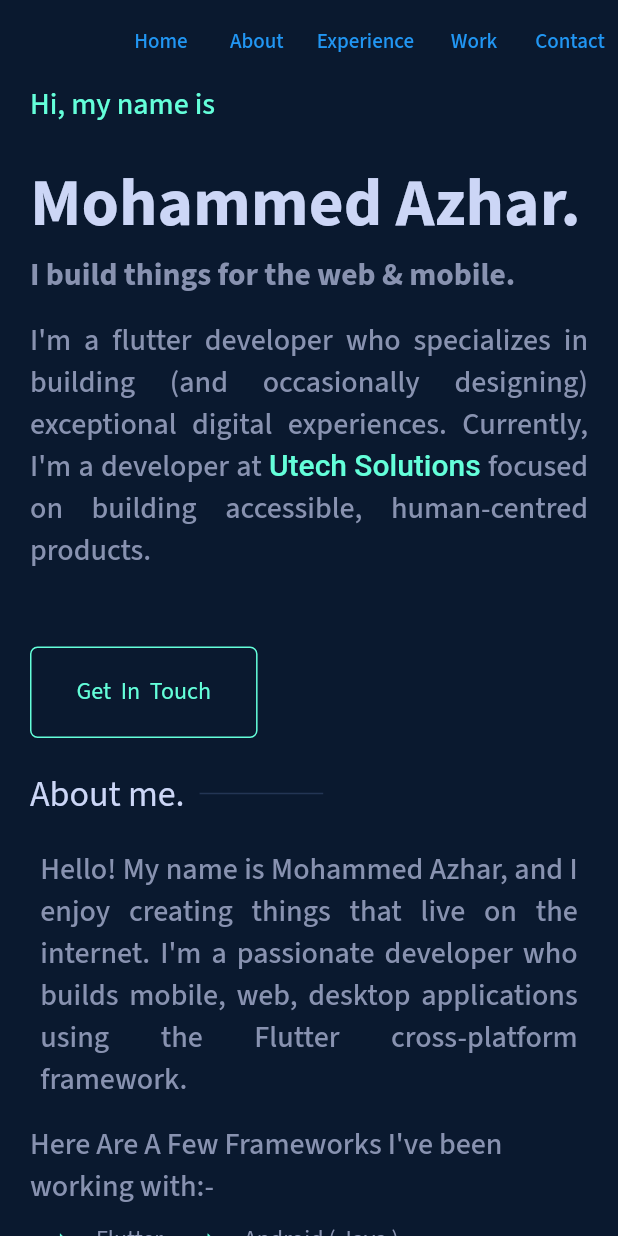
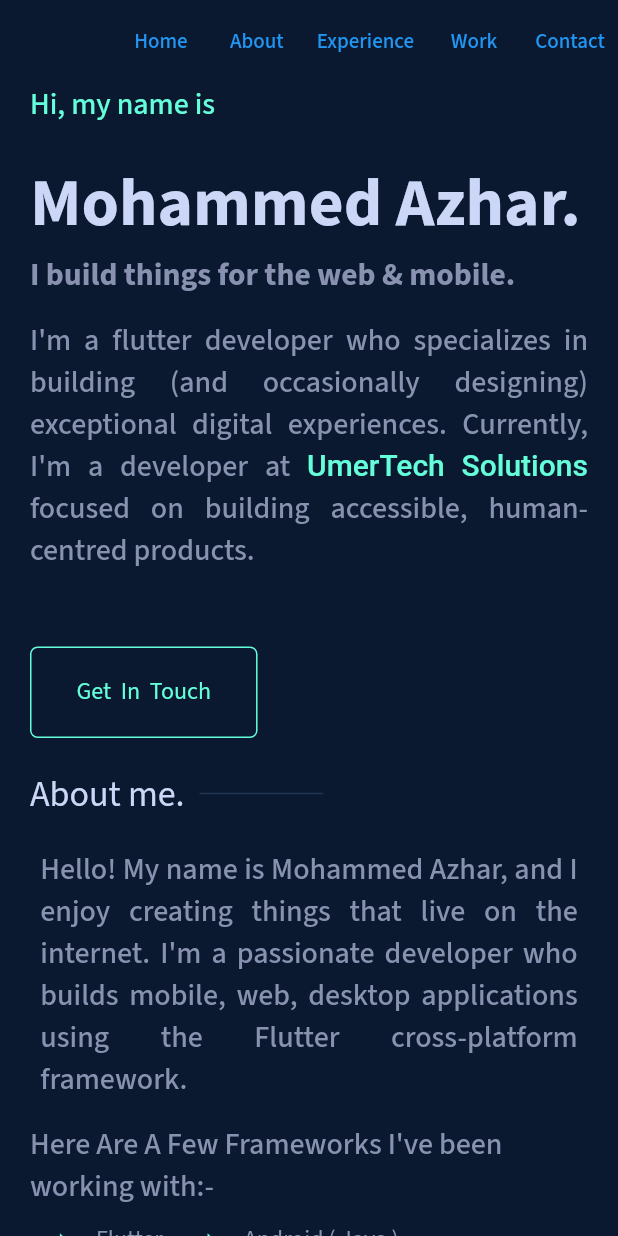
Before and after one commit to AzharKV/MyProfile, a Flutter app: the screen it shows after launch, on a phone screen of 412 x 824 dp. Run offline on Flutter 3.47's test engine with Material 2 defaults, Android fonts, the phone set to English and light mode, and no system bars; drawn by our look-alikes of auto_size_text; our stand-ins replace font_awesome_flutter, get, google_fonts.

Commit message:
update aboutSection.dart

```diff
--- a/lib/components/aboutSection.dart
+++ b/lib/components/aboutSection.dart
@@ -2,7 +2,6 @@ import 'package:flutter/material.dart';
 import 'package:profile/constFiles/color.dart';
 import 'package:profile/constFiles/constVariables.dart';
 import 'package:profile/constFiles/responsove.dart';
-import 'package:profile/widgets/expandingPoints.dart';
 import 'package:profile/widgets/headingBar.dart';
 import 'package:profile/widgets/points.dart';
 
@@ -38,36 +37,27 @@ class AboutSection extends StatelessWidget {
                 .textTheme
                 .headline6!
                 .merge(TextStyle(color: textColor2))),
-        Wrap(alignment: WrapAlignment.start, children: [
-          Points(
-            text: "Flutter",
-          ),
-          Points(text: "Android ( Java )"),
-          Points(text: "Web ( HTML, CSS, JavaScript )")
-        ]),
+        Wrap(
+          children: [
+            Points(text: "Flutter"),
+            Points(text: "Android ( Java )"),
+            Points(text: "Web ( HTML, CSS, JavaScript )")
+          ],
+        ),
         Text("Here Are A Few Skills & Technologies:-",
             style: Theme.of(context)
                 .textTheme
                 .headline6!
                 .merge(TextStyle(color: textColor2))),
-        Wrap(alignment: WrapAlignment.start, children: [
-          Points(text: "Adobe Xd"),
-          Points(text: "Flare Animation ( Rive )"),
-          Points(text: "FireBase"),
-          Points(text: "Local DataBase: SQFlite, Hive"),
-        ]),
-        SizedBox(height: 20.0),
-        HeadingBar(text: "Education."),
         Wrap(
           alignment: WrapAlignment.start,
           children: [
-            ExpandedPoints(
-                text:
-                    "Bachelor Of Computer Application ( 2017 - 2020 ), Calicut University"),
-            ExpandedPoints(
-                text:
-                    "Business Analysis Certification Program (IIBA - ECBA) ( Udemy )"),
-            ExpandedPoints(text: "Flutter Development Online Course"),
+
+            Points(text: "FireBase Technology"),
+            Points(text: "Api Integration"),
+            Points(text: "Adobe Xd"),
+            Points(text: "Local DataBase: SQFlite, Hive"),
+            Points(text: "StateManagement: Provider, GetX"),
           ],
         ),
       ],
--- a/lib/components/homeSection.dart
+++ b/lib/components/homeSection.dart
@@ -64,7 +64,7 @@ class HomeSection extends StatelessWidget {
                           "I'm a flutter developer who specializes in building (and occasionally designing)"
                           " exceptional digital experiences. Currently, I'm a developer at "),
                   TextSpan(
-                      text: "Utech Solutions",
+                      text: "UmerTech Solutions",
                       style: TextStyle(color: lightGreen)),
                   TextSpan(
                       text: " focused on "
```
